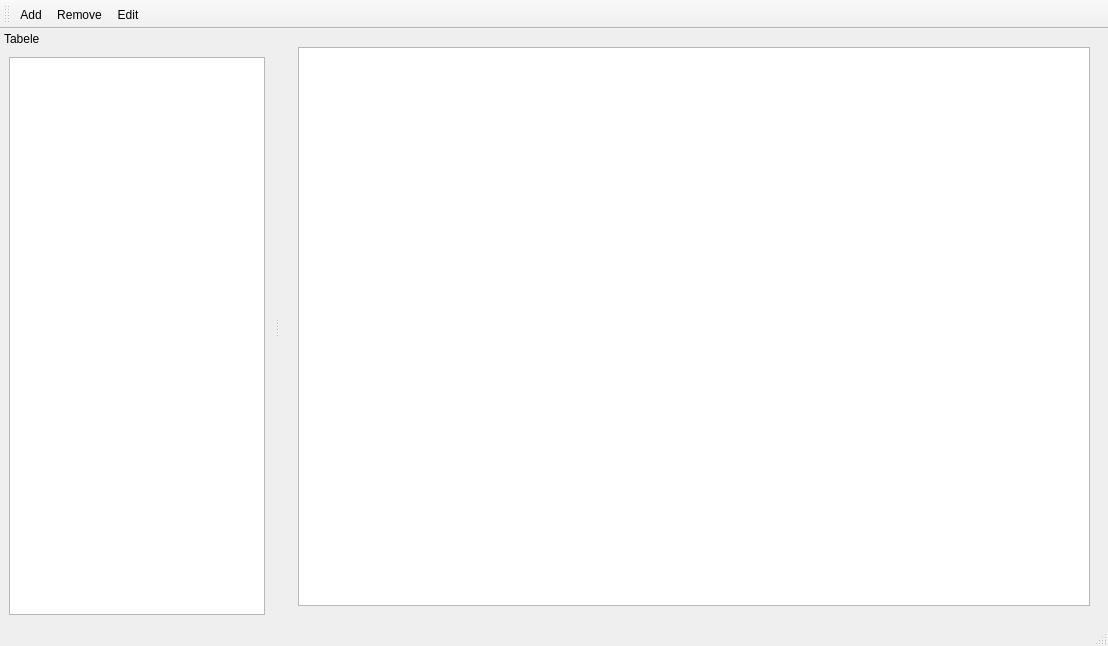
Qt form application/gui/mainwindow.ui (Ztrk/database-project) before a commit.
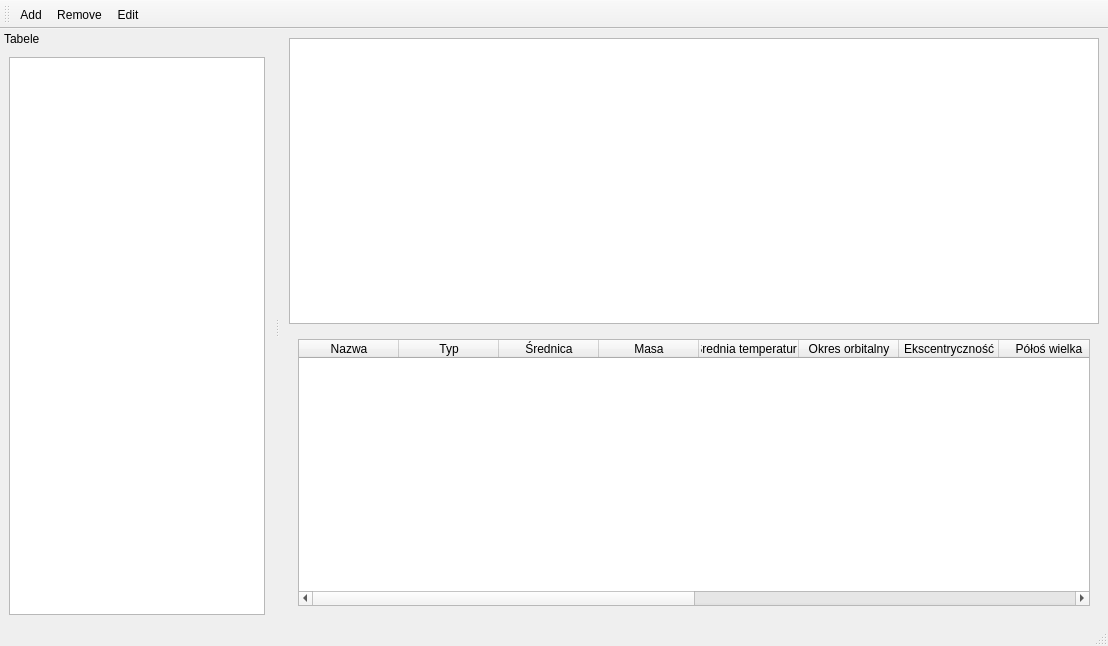
The same form after that commit. The open tabs and pages were chosen to show the change.

Commit message: Use one table view instead of stacked widget

Patch:
```diff
--- a/application/gui/mainwindow.ui
+++ b/application/gui/mainwindow.ui
@@ -15,6 +15,9 @@
   </property>
   <widget class="QWidget" name="centralwidget">
    <layout class="QVBoxLayout" name="verticalLayout">
+    <item>
+     <widget class="QTableView" name="table_view"/>
+    </item>
     <item>
      <widget class="QStackedWidget" name="stacked_widget">
       <widget class="QWidget" name="small_bodies_page">
@@ -475,20 +478,6 @@
         </item>
        </layout>
       </widget>
-      <widget class="QWidget" name="observatories_page">
-       <layout class="QVBoxLayout" name="verticalLayout_7">
-        <item>
-         <widget class="QTableView" name="observatories_table"/>
-        </item>
-       </layout>
-      </widget>
-      <widget class="QWidget" name="astronomers_page">
-       <layout class="QVBoxLayout" name="verticalLayout_8">
-        <item>
-         <widget class="QTableView" name="astronomers_table"/>
-        </item>
-       </layout>
-      </widget>
      </widget>
     </item>
    </layout>
```
The commit also changes 1 other file.
